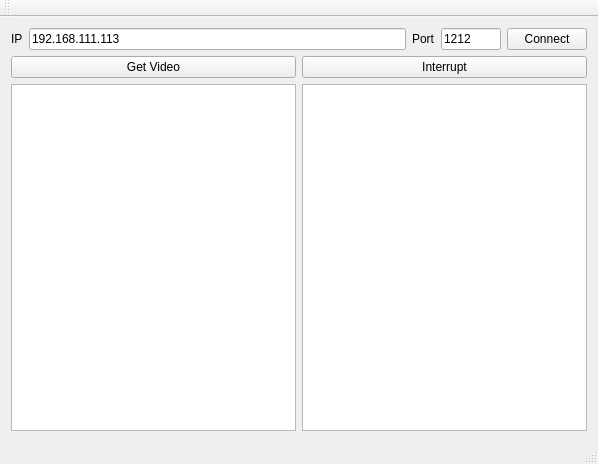
This is DJI_PC_CONTROLLER/mainwindow.ui in pisarik/dji-phantom-pc-sdk as Qt 5 draws it before an edit. The edited form follows.
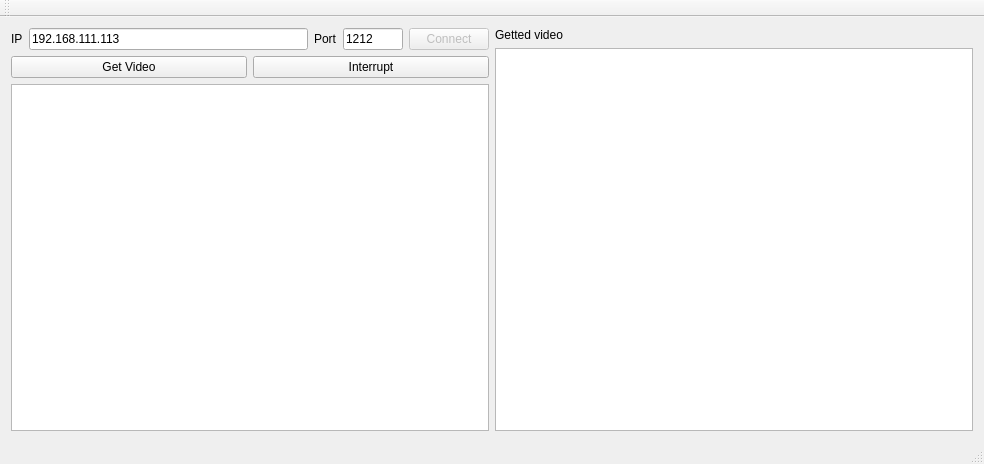
This is the edited form.

Commit message: getting video almost in proper way

The edit to the form file:
```diff
--- a/DJI_PC_CONTROLLER/mainwindow.ui
+++ b/DJI_PC_CONTROLLER/mainwindow.ui
@@ -6,7 +6,7 @@
    <rect>
     <x>0</x>
     <y>0</y>
-    <width>598</width>
+    <width>984</width>
     <height>464</height>
    </rect>
   </property>
@@ -14,6 +14,8 @@
    <string>MainWindow</string>
   </property>
   <widget class="QWidget" name="centralWidget">
+   <layout class="QHBoxLayout" name="horizontalLayout_4">
+    <item>
    <layout class="QVBoxLayout" name="verticalLayout">
     <item>
      <layout class="QHBoxLayout" name="horizontalLayout">
@@ -26,6 +28,18 @@
       </item>
       <item>
        <widget class="QLineEdit" name="ip_edit">
+          <property name="sizePolicy">
+           <sizepolicy hsizetype="Expanding" vsizetype="Fixed">
+            <horstretch>0</horstretch>
+            <verstretch>0</verstretch>
+           </sizepolicy>
+          </property>
+          <property name="minimumSize">
+           <size>
+            <width>100</width>
+            <height>0</height>
+           </size>
+          </property>
         <property name="text">
          <string>192.168.111.113</string>
         </property>
@@ -41,7 +55,7 @@
       <item>
        <widget class="QLineEdit" name="port_edit">
         <property name="sizePolicy">
-         <sizepolicy hsizetype="Fixed" vsizetype="Fixed">
+           <sizepolicy hsizetype="Minimum" vsizetype="Fixed">
           <horstretch>0</horstretch>
           <verstretch>0</verstretch>
          </sizepolicy>
@@ -65,6 +79,9 @@
       </item>
       <item>
        <widget class="QPushButton" name="connect_btn">
+          <property name="enabled">
+           <bool>false</bool>
+          </property>
         <property name="text">
          <string>Connect</string>
         </property>
@@ -95,8 +112,28 @@
       <item>
        <widget class="QPlainTextEdit" name="log_edit"/>
       </item>
+       </layout>
+      </item>
+     </layout>
+    </item>
       <item>
-       <widget class="QGraphicsView" name="video_view"/>
+     <layout class="QVBoxLayout" name="verticalLayout_2">
+      <item>
+       <widget class="QLabel" name="label_3">
+        <property name="text">
+         <string>Getted video</string>
+        </property>
+       </widget>
+      </item>
+      <item>
+       <widget class="QGraphicsView" name="video_view">
+        <property name="sizePolicy">
+         <sizepolicy hsizetype="Expanding" vsizetype="Expanding">
+          <horstretch>1</horstretch>
+          <verstretch>0</verstretch>
+         </sizepolicy>
+        </property>
+       </widget>
       </item>
      </layout>
     </item>
```
Left out of the diff: 2 changed lines with no effect on the pictures. Lines whose indentation alone changed are shown as unchanged. The commit also changes 4 other files.
